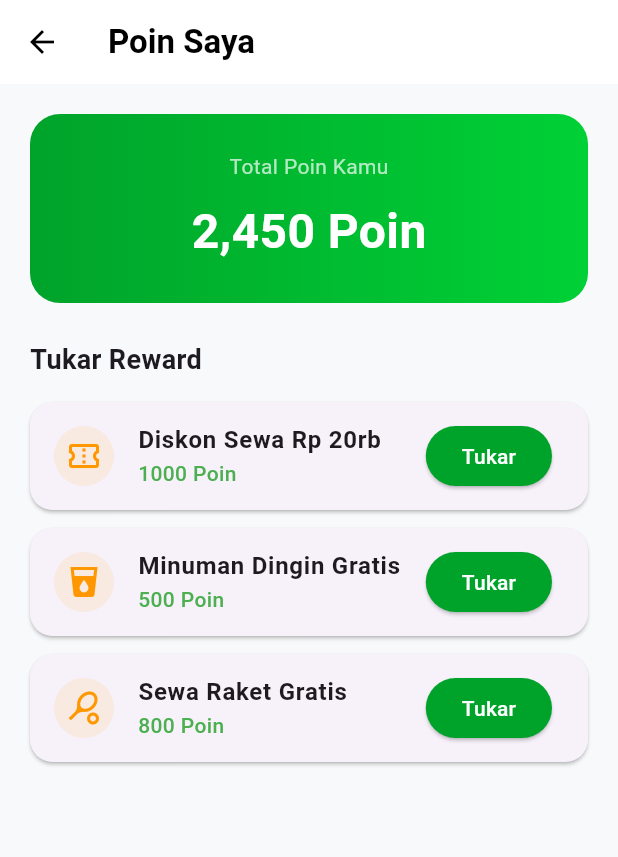
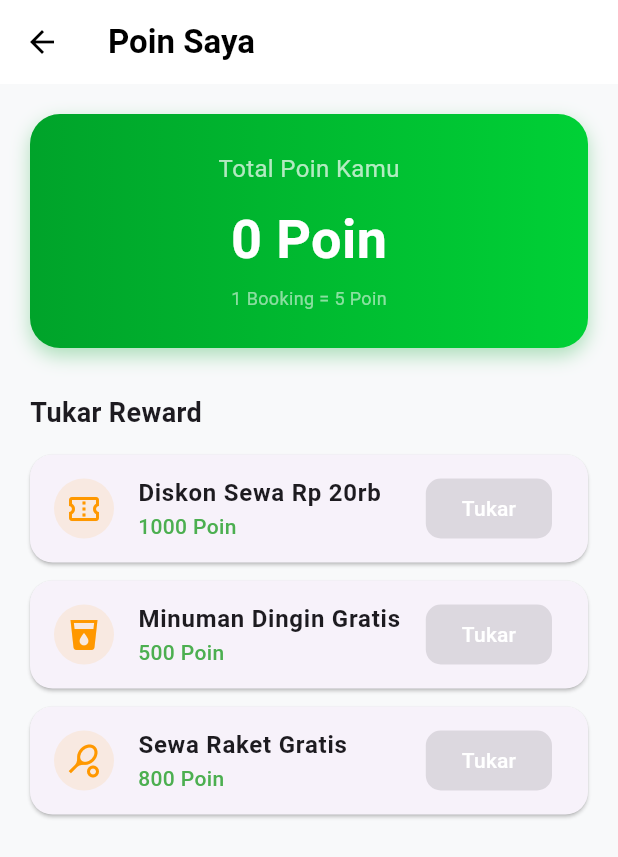
Before and after one commit to reyy-aja19/penyewaan-lapangan_mobile, a Flutter app: the PointScreen screen opened directly, on a phone screen of 412 x 824 dp. Shown: the top 857 px of the screen. Run offline on Flutter 3.47's test engine with Material 3 defaults, Android fonts, the phone set to English and light mode, and no system bars; our stand-ins replace cloud_firestore, firebase_auth, firebase_core, flutter_svg, google_sign_in, shared_preferences; accounts and stored records are empty; network calls fail.

Commit message:
update Logika

```diff
--- a/lib/models/field_model.dart
+++ b/lib/models/field_model.dart
@@ -1,5 +1,5 @@
 class FieldModel {
-  final String id;
+  final int id;
   final String name;
   final String type;
   final int price;
@@ -19,10 +19,10 @@ class FieldModel {
 
   factory FieldModel.fromJson(Map<String, dynamic> json) {
   // Ganti IP dengan IP Laptop/Server Laravelmu yang benar
-  String baseUrl = "http://192.168.1.15:8000/";
+  String baseUrl = "https://sportsfield.cicd.my.id/";
 
   return FieldModel(
-    id: json['id']?.toString() ?? '',
+    id: json['id'] is int ? json['id'] : int.parse(json['id'].toString()),
     name: json['nama'] ?? 'Tanpa Nama',
     type: json['jenis'] ?? 'Umum',
     price: (json['harga'] as num?)?.toInt() ?? 0,
--- a/lib/screens/detail_screen.dart
+++ b/lib/screens/detail_screen.dart
@@ -113,6 +113,7 @@ class DetailScreen extends StatelessWidget {
                       context,
                       MaterialPageRoute(
                         builder: (context) => ScheduleScreen(
+                          id: field.id, // Pastikan FieldModel punya id
                           namaLapangan: field.name,
                           hargaLapangan: "Rp ${field.price}",
                         ),
--- a/lib/screens/point_screen.dart
+++ b/lib/screens/point_screen.dart
@@ -1,35 +1,79 @@
 import 'package:flutter/material.dart';
+import 'package:shared_preferences/shared_preferences.dart';
+import 'dart:convert';
 
-class PointScreen extends StatelessWidget {
+class PointScreen extends StatefulWidget {
   const PointScreen({super.key});
+
+  @override
+  State<PointScreen> createState() => _PointScreenState();
+}
+
+class _PointScreenState extends State<PointScreen> {
+  int _userPoints = 0;
+
+  @override
+  void initState() {
+    super.initState();
+    _loadUserPoints();
+  }
+
+  // Tarik poin dari data user yang tersimpan di lokal
+  Future<void> _loadUserPoints() async {
+    final prefs = await SharedPreferences.getInstance();
+    final String? userRaw = prefs.getString('user');
+    if (userRaw != null) {
+      final userData = jsonDecode(userRaw);
+      setState(() {
+        // Pastikan di Laravel data user punya kolom 'points'
+        _userPoints = userData['points'] ?? 0;
+      });
+    }
+  }
 
   @override
   Widget build(BuildContext context) {
     return Scaffold(
       backgroundColor: const Color(0xFFF8F9FA),
-      appBar: AppBar(title: const Text("Poin Saya", style: TextStyle(fontWeight: FontWeight.bold))),
+      appBar: AppBar(
+        title: const Text("Poin Saya", style: TextStyle(fontWeight: FontWeight.bold, color: Colors.black)),
+        backgroundColor: Colors.white,
+        elevation: 0,
+        leading: const BackButton(color: Colors.black),
+      ),
       body: SingleChildScrollView(
         padding: const EdgeInsets.all(20),
         child: Column(
           children: [
-            // Card Saldo Poin
+            // Card Saldo Poin Dinamis
             Container(
               width: double.infinity,
               padding: const EdgeInsets.all(25),
               decoration: BoxDecoration(
                 gradient: const LinearGradient(colors: [Color(0xFF00A32A), Color(0xFF00D136)]),
                 borderRadius: BorderRadius.circular(20),
+                boxShadow: [
+                  BoxShadow(color: const Color(0xFF00A32A).withOpacity(0.3), blurRadius: 10, offset: const Offset(0, 5))
+                ],
               ),
               child: Column(
-                children: const [
-                  Text("Total Poin Kamu", style: TextStyle(color: Colors.white70)),
-                  SizedBox(height: 10),
-                  Text("2,450 Poin", style: TextStyle(color: Colors.white, fontSize: 32, fontWeight: FontWeight.bold)),
+                children: [
+                  const Text("Total Poin Kamu", style: TextStyle(color: Colors.white70, fontSize: 16)),
+                  const SizedBox(height: 10),
+                  Text(
+                    "$_userPoints Poin", // Nampilin poin asli
+                    style: const TextStyle(color: Colors.white, fontSize: 36, fontWeight: FontWeight.bold),
+                  ),
+                  const SizedBox(height: 5),
+                  const Text("1 Booking = 5 Poin", style: TextStyle(color: Colors.white54, fontSize: 12)),
                 ],
               ),
             ),
-            const SizedBox(height: 25),
-            const Align(alignment: Alignment.centerLeft, child: Text("Tukar Reward", style: TextStyle(fontWeight: FontWeight.bold, fontSize: 18))),
+            const SizedBox(height: 30),
+            const Align(
+              alignment: Alignment.centerLeft,
+              child: Text("Tukar Reward", style: TextStyle(fontWeight: FontWeight.bold, fontSize: 18))
+            ),
             const SizedBox(height: 15),
             _rewardTile("Diskon Sewa Rp 20rb", "1000 Poin", Icons.confirmation_number_outlined),
             _rewardTile("Minuman Dingin Gratis", "500 Poin", Icons.local_drink),
@@ -41,14 +85,30 @@ class PointScreen extends StatelessWidget {
   }
 
   Widget _rewardTile(String title, String cost, IconData icon) {
+    // Parsing harga poin buat validasi tombol
+    int costValue = int.parse(cost.split(' ')[0]);
+    bool canRedeem = _userPoints >= costValue;
+
     return Card(
       margin: const EdgeInsets.only(bottom: 12),
       shape: RoundedRectangleBorder(borderRadius: BorderRadius.circular(15)),
       child: ListTile(
-        leading: CircleAvatar(backgroundColor: Colors.orange.withOpacity(0.1), child: Icon(icon, color: Colors.orange)),
+        leading: CircleAvatar(
+          backgroundColor: Colors.orange.withOpacity(0.1),
+          child: Icon(icon, color: Colors.orange)
+        ),
         title: Text(title, style: const TextStyle(fontWeight: FontWeight.bold)),
         subtitle: Text(cost, style: const TextStyle(color: Colors.green, fontWeight: FontWeight.w500)),
-        trailing: ElevatedButton(onPressed: () {}, style: ElevatedButton.styleFrom(backgroundColor: const Color(0xFF00A32A)), child: const Text("Tukar", style: TextStyle(color: Colors.white))),
+        trailing: ElevatedButton(
+          onPressed: canRedeem ? () {
+            // Logic tukar poin di sini
+          } : null, // Tombol mati kalau poin gak cukup
+          style: ElevatedButton.styleFrom(
+            backgroundColor: const Color(0xFF00A32A),
+            shape: RoundedRectangleBorder(borderRadius: BorderRadius.circular(10))
+          ),
+          child: const Text("Tukar", style: TextStyle(color: Colors.white)),
+        ),
       ),
     );
   }
```
Also changed, not shown: lib/screens/checkout_screen.dart (+66 -70 lines), lib/screens/login_screen.dart (+9 -1 lines), lib/screens/schedule_screen.dart (+118 -34 lines), lib/services/api_service.dart (+49 -5 lines).
